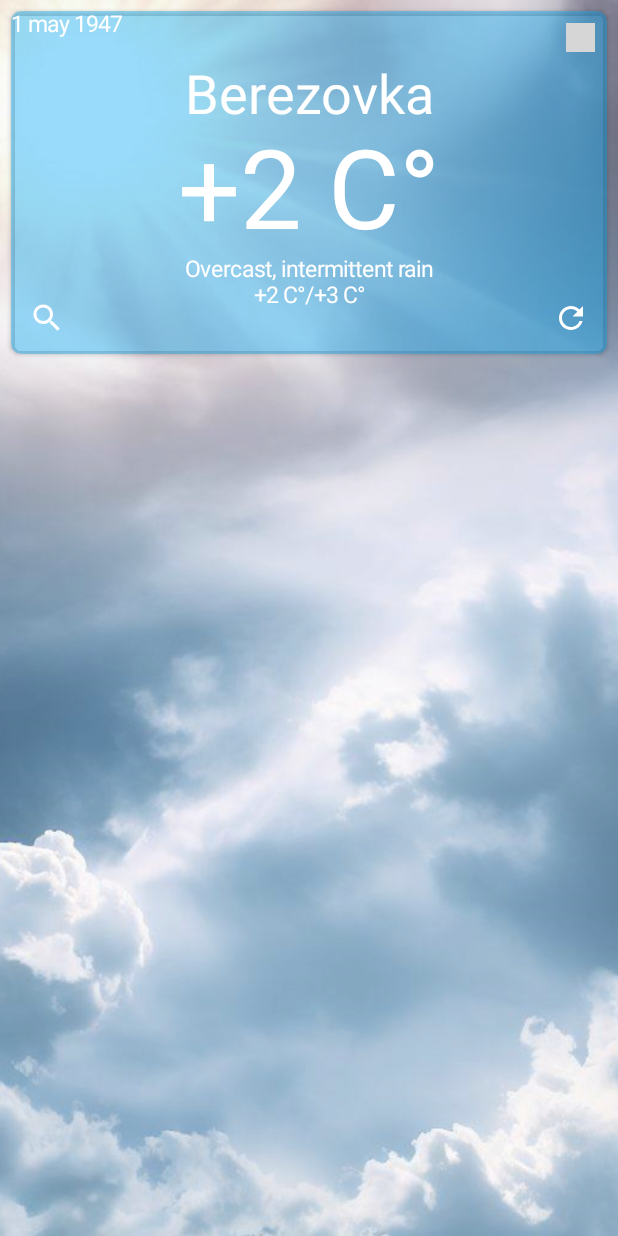
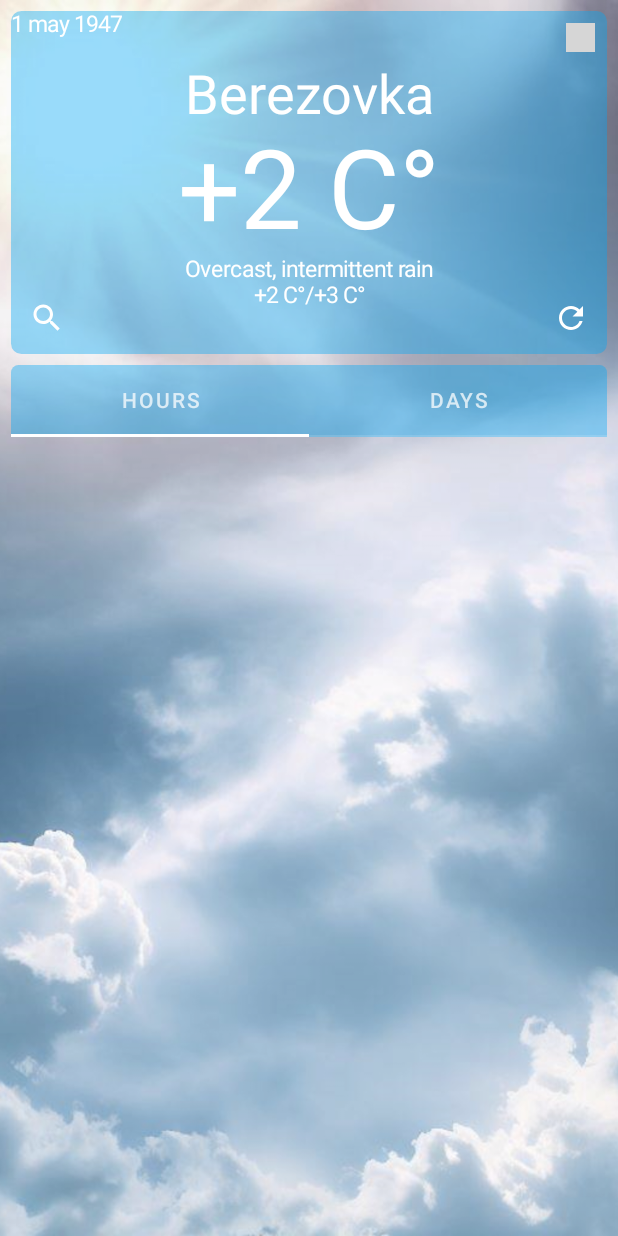
Before and after one commit to r164g198b57/WetherOnCompouse, an Android app built with Jetpack Compose: the screen it shows after launch (MainActivity), on a phone screen of 412 x 824 dp. Run offline under Robolectric (Android 15) with nearby library versions, the phone set to English and light mode, and no system bars; our stand-ins replace accompanist; pictures from the network do not load; grey boxes are pictures that could not be loaded.

Commit message:
Third lesson

```diff
--- a/app/build.gradle
+++ b/app/build.gradle
@@ -47,6 +47,8 @@ android {
 }
 
 dependencies {
+    implementation "com.google.accompanist:accompanist-pager:0.20.0"
+    implementation "com.google.accompanist:accompanist-pager-indicators:0.20.0"
 
     implementation 'androidx.core:core-ktx:1.8.0'
     implementation 'androidx.lifecycle:lifecycle-runtime-ktx:2.3.1'
--- a/app/src/main/java/com/github/r164g198b57/wetheroncompouse2/MainActivity.kt
+++ b/app/src/main/java/com/github/r164g198b57/wetheroncompouse2/MainActivity.kt
@@ -3,14 +3,16 @@ package com.github.r164g198b57.wetheroncompouse2
 import android.os.Bundle
 import androidx.activity.ComponentActivity
 import androidx.activity.compose.setContent
+import androidx.compose.foundation.Image
+import androidx.compose.foundation.layout.Column
 import androidx.compose.foundation.layout.fillMaxSize
-import androidx.compose.material3.MaterialTheme
-import androidx.compose.material3.Surface
-import androidx.compose.material3.Text
-import androidx.compose.runtime.Composable
 import androidx.compose.ui.Modifier
-import androidx.compose.ui.tooling.preview.Preview
-import com.github.r164g198b57.wetheroncompouse2.screens.MainScreen
+import androidx.compose.ui.draw.alpha
+import androidx.compose.ui.layout.ContentScale
+import androidx.compose.ui.res.painterResource
+import com.github.r164g198b57.wetheroncompouse2.screens.MainCard
+import com.github.r164g198b57.wetheroncompouse2.screens.TabLayout
+
 import com.github.r164g198b57.wetheroncompouse2.ui.theme.WetherOnCompouse2Theme
 
 class MainActivity : ComponentActivity() {
@@ -18,7 +20,18 @@ class MainActivity : ComponentActivity() {
         super.onCreate(savedInstanceState)
         setContent {
             WetherOnCompouse2Theme {
-                MainScreen()
+                Image(
+                    painter = painterResource(id = R.drawable.background),
+                    contentDescription = "background",
+                    modifier = Modifier
+                        .fillMaxSize()
+                        .alpha(0.75f),
+                    contentScale = ContentScale.Crop
+                )
+                Column {
+                    MainCard()
+                    TabLayout()
+                }
             }
         }
     }
--- /dev/null
+++ b/app/src/main/java/com/github/r164g198b57/wetheroncompouse2/screens/MainCard.kt
@@ -0,0 +1,167 @@
+package com.github.r164g198b57.wetheroncompouse2.screens
+
+
+import androidx.compose.foundation.layout.Arrangement
+import androidx.compose.foundation.layout.Column
+import androidx.compose.foundation.layout.Row
+import androidx.compose.foundation.layout.fillMaxWidth
+import androidx.compose.foundation.layout.padding
+import androidx.compose.foundation.layout.size
+import androidx.compose.foundation.shape.RoundedCornerShape
+import androidx.compose.material.Card
+import androidx.compose.material.Icon
+import androidx.compose.material.IconButton
+import androidx.compose.material.Tab
+import androidx.compose.material.TabRow
+import androidx.compose.material.TabRowDefaults
+import androidx.compose.material.Text
+import androidx.compose.runtime.Composable
+import androidx.compose.runtime.rememberCoroutineScope
+import androidx.compose.ui.Alignment
+import androidx.compose.ui.Modifier
+import androidx.compose.ui.draw.clip
+import androidx.compose.ui.graphics.Color
+import androidx.compose.ui.res.painterResource
+import androidx.compose.ui.text.TextStyle
+import androidx.compose.ui.tooling.preview.Preview
+import androidx.compose.ui.unit.dp
+import androidx.compose.ui.unit.sp
+import coil.compose.AsyncImage
+import com.github.r164g198b57.wetheroncompouse2.R
+import com.github.r164g198b57.wetheroncompouse2.ui.theme.BlueLight
+import com.google.accompanist.pager.ExperimentalPagerApi
+import com.google.accompanist.pager.HorizontalPager
+import com.google.accompanist.pager.pagerTabIndicatorOffset
+
+import com.google.accompanist.pager.rememberPagerState
+import kotlinx.coroutines.launch
+
+
+@Composable
+fun MainCard() {
+
+    Column(
+        modifier = Modifier
+            .padding(7.dp)
+    ) {
+        Card(
+            modifier = Modifier.fillMaxWidth(),
+            backgroundColor = BlueLight,
+            elevation = 0.dp,
+            shape = RoundedCornerShape(7.dp)
+        ) {
+            Column(
+                modifier = Modifier.fillMaxWidth(),
+                horizontalAlignment = Alignment.CenterHorizontally
+            ) {
+                Column(
+                    modifier = Modifier.fillMaxWidth(),
+                    horizontalAlignment = Alignment.CenterHorizontally
+                ) {
+                    Row(
+                        modifier = Modifier.fillMaxWidth(),
+                        horizontalArrangement = Arrangement.SpaceBetween
+                    ) {
+                        Text(
+                            text = "1 may 1947",
+                            style = TextStyle(fontSize = 15.sp),
+                            color = Color.White
+                        )
+                        AsyncImage(
+                            model = "https://cdn.weatherapi.com/weather/64x64/day/113.png",
+                            contentDescription = "wether image",
+                            modifier = Modifier
+                                .size(35.dp)
+                                .padding(8.dp)
+                        )
+
+                    }
+                    Text(
+                        text = "Berezovka",
+                        style = TextStyle(fontSize = 36.sp),
+                        color = Color.White
+                    )
+                    Text(
+                        text = "+2 С°",
+                        style = TextStyle(fontSize = 73.sp),
+                        color = Color.White
+                    )
+                    Text(
+                        text = "Overcast, intermittent rain",
+                        style = TextStyle(fontSize = 15.sp),
+                        color = Color.White
+                    )
+                    Row(
+                        modifier = Modifier.fillMaxWidth(),
+                        horizontalArrangement = Arrangement.SpaceBetween
+                    ) {
+                        IconButton(
+                            onClick = { /*TODO*/ })
+                        {
+                            Icon(
+                                painter = painterResource(id = R.drawable.search),
+                                contentDescription = "search",
+                                tint = Color.White
+                            )
+                        }
+                        Text(
+                            text = "+2 С°/+3 С°",
+                            style = TextStyle(fontSize = 15.sp),
+                            color = Color.White
+                        )
+                        IconButton(
+                            onClick = { /*TODO*/ })
+                        {
+                            Icon(
+                                painter = painterResource(id = R.drawable.refresh),
+                                contentDescription = "search",
+                                tint = Color.White
+                            )
+                        }
+
+                    }
+                }
+
+
+            }
+        }
+
+    }
+}
+
+@OptIn(ExperimentalPagerApi::class)
+@Preview(showBackground = true)
+@Composable
+fun TabLayout() {
+    val tablist = listOf("HOURS", "DAYS")
+    val pagerState = rememberPagerState()
+    val tabIndex = pagerState.currentPage
+    val coroutineScope = rememberCoroutineScope()
+
+    Column(modifier = Modifier
+        .padding(start = 7.dp, end = 7.dp)
+        .clip(
+            RoundedCornerShape(5.dp)
+        )) {
+        TabRow(
+            selectedTabIndex = tabIndex,
+            indicator = { pos->
+                        TabRowDefaults.Indicator(Modifier.pagerTabIndicatorOffset(pagerState,pos))
+            },
+            backgroundColor = BlueLight,
+            contentColor = Color.White
+        ) {
+            tablist.forEachIndexed { index, text ->
+                Tab(
+                    selected = false,
+                    onClick = { coroutineScope.launch {  pagerState.animateScrollToPage(index)}},
+                    text = { Text(text = text) }
+                )
+            }
+        }
+        HorizontalPager(count = tablist.size, state = pagerState, modifier = Modifier.weight(1.0f)) {
+            index ->
+
+        }
+    }
+}
--- a/app/src/main/java/com/github/r164g198b57/wetheroncompouse2/screens/MainScreen.kt
+++ /dev/null
@@ -1,132 +0,0 @@
-package com.github.r164g198b57.wetheroncompouse2.screens
-
-import androidx.compose.foundation.Image
-import androidx.compose.foundation.layout.Arrangement
-import androidx.compose.foundation.layout.Column
-import androidx.compose.foundation.layout.Row
-import androidx.compose.foundation.layout.fillMaxSize
-import androidx.compose.foundation.layout.fillMaxWidth
-import androidx.compose.foundation.layout.padding
-import androidx.compose.foundation.layout.size
-import androidx.compose.foundation.shape.RoundedCornerShape
-import androidx.compose.material3.Card
-import androidx.compose.material3.CardDefaults
-import androidx.compose.material3.CardElevation
-import androidx.compose.material3.Icon
-import androidx.compose.material3.IconButton
-import androidx.compose.material3.Text
-import androidx.compose.runtime.Composable
-import androidx.compose.ui.Alignment
-import androidx.compose.ui.Modifier
-import androidx.compose.ui.draw.alpha
-import androidx.compose.ui.graphics.Color
-import androidx.compose.ui.layout.ContentScale
-import androidx.compose.ui.res.painterResource
-import androidx.compose.ui.text.TextStyle
-import androidx.compose.ui.tooling.preview.Preview
-import androidx.compose.ui.unit.dp
-import androidx.compose.ui.unit.sp
-import coil.compose.AsyncImage
-import com.github.r164g198b57.wetheroncompouse2.R
-import com.github.r164g198b57.wetheroncompouse2.ui.theme.BlueLight
-
-@Preview(showBackground = true)
-@Composable
-fun MainScreen() {
-    Image(
-        painter = painterResource(id = R.drawable.background),
-        contentDescription = "background",
-        modifier = Modifier
-            .fillMaxSize()
-            .alpha(0.75f),
-        contentScale = ContentScale.Crop
-    )
-    Column(
-        modifier = Modifier
-            .fillMaxSize()
-            .padding(7.dp)
-    ) {
-        Card(
-            modifier = Modifier.fillMaxWidth(),
-            colors = CardDefaults.cardColors(containerColor = BlueLight),
-            elevation = CardDefaults.cardElevation(2.dp),
-            shape = RoundedCornerShape(7.dp)
-        ) {
-            Column(
-                modifier = Modifier.fillMaxWidth(),
-                horizontalAlignment = Alignment.CenterHorizontally
-            ) {
-                Column(
-                    modifier = Modifier.fillMaxWidth(),
-                    horizontalAlignment = Alignment.CenterHorizontally
-                ) {
-                    Row(
-                        modifier = Modifier.fillMaxWidth(),
-                        horizontalArrangement = Arrangement.SpaceBetween
-                    ) {
-                        Text(
-                            text = "1 may 1947",
-                            style = TextStyle(fontSize = 15.sp),
-                            color = Color.White
-                        )
-                        AsyncImage(
-                            model = "https://cdn.weatherapi.com/weather/64x64/day/113.png",
-                            contentDescription = "wether image",
-                            modifier = Modifier
-                                .size(35.dp)
-                                .padding(8.dp)
-                        )
-
-                    }
-                    Text(
-                        text = "Berezovka",
-                        style = TextStyle(fontSize = 36.sp),
-                        color = Color.White
-                    )
-                    Text(
-                        text = "+2 С°",
-                        style = TextStyle(fontSize = 73.sp),
-                        color = Color.White
-                    )
-                    Text(
-                        text = "Overcast, intermittent rain",
-                        style = TextStyle(fontSize = 15.sp),
-                        color = Color.White
-                    )
-                    Row(
-                        modifier = Modifier.fillMaxWidth(),
-                        horizontalArrangement = Arrangement.SpaceBetween
-                    ) {
-                        IconButton(
-                            onClick = { /*TODO*/ })
-                        {
-                            Icon(
-                                painter = painterResource(id =  R.drawable.search),
-                                contentDescription ="search",
-                                tint = Color.White
-                                )
-                        }
-                        Text(
-                            text = "+2 С°/+3 С°",
-                            style = TextStyle(fontSize = 15.sp),
-                            color = Color.White
-                        )
-                        IconButton(
-                                onClick = { /*TODO*/ })
-                        {
-                            Icon(
-                                painter = painterResource(id =  R.drawable.refresh),
-                                contentDescription ="search",
-                                tint = Color.White
-                            )
-                        }
-
-                    }
-                }
-
-
-            }
-        }
-
-    }
-}
```
Also changed, not shown: 1 other file.
